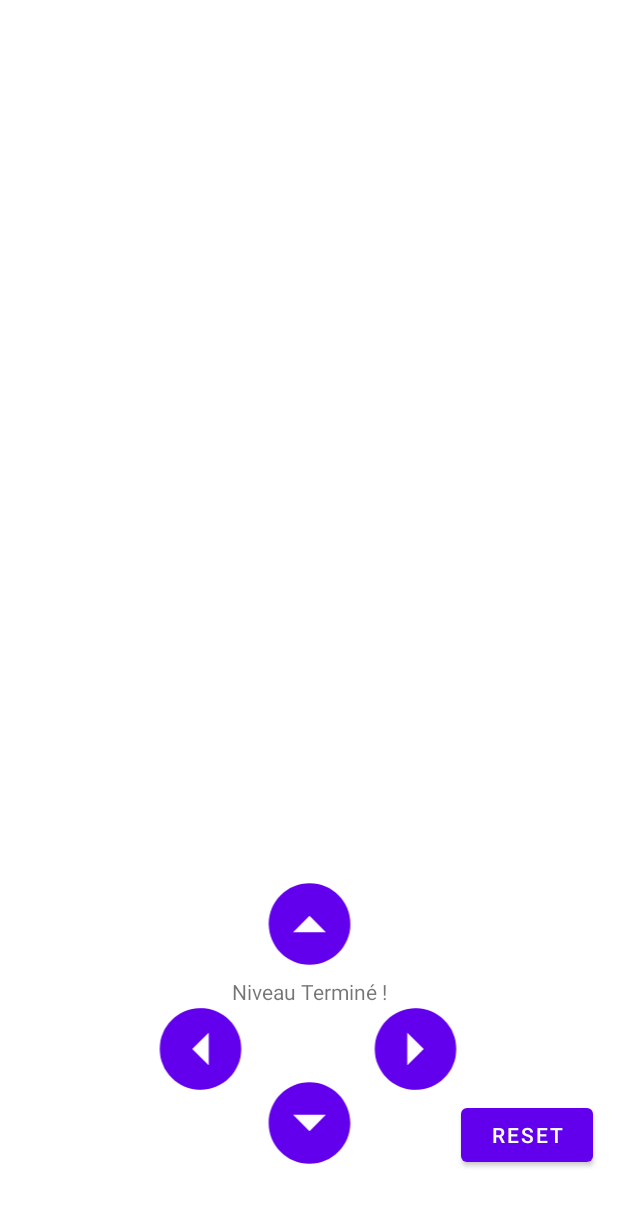
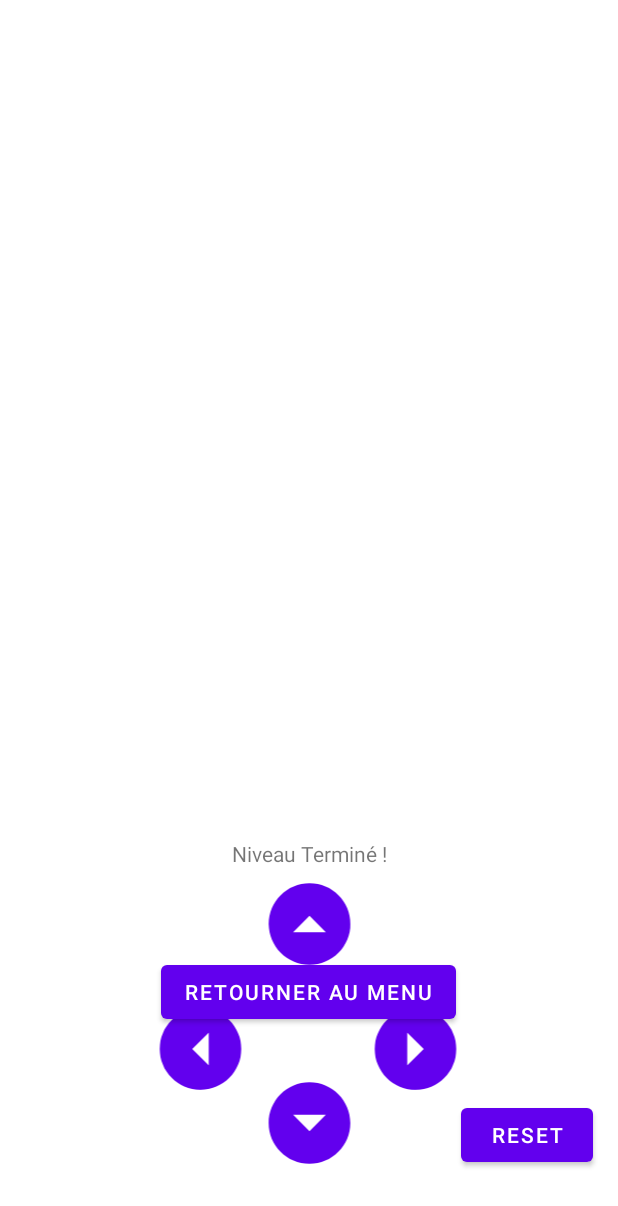
Before and after one commit to Aelhya/sokoban_dawin_a_2022, an Android app: the layout activity_default.xml on its own in the app's theme, with its tools: preview values and no code run, on a phone screen of 412 x 824 dp. Shown: the top 1206 px of the screen. Run offline under Robolectric (Android 15) with nearby library versions, the phone set to English and light mode, and no system bars.

Commit message:
Ajout retour au menu si gagné

```diff
--- a/projet/app/src/main/res/layout/activity_default.xml
+++ b/projet/app/src/main/res/layout/activity_default.xml
@@ -90,6 +90,18 @@
         app:layout_constraintTop_toBottomOf="@+id/gridView"
         app:layout_constraintVertical_bias="0.843" />
 
+    <Button
+        android:id="@+id/goHome"
+        android:layout_width="wrap_content"
+        android:layout_height="wrap_content"
+        android:text="@string/goHome"
+        app:layout_constraintBottom_toBottomOf="parent"
+        app:layout_constraintEnd_toEndOf="parent"
+        app:layout_constraintHorizontal_bias="0.498"
+        app:layout_constraintStart_toStartOf="parent"
+        app:layout_constraintTop_toBottomOf="@+id/gridView"
+        app:layout_constraintVertical_bias="0.502" />
+
     <TextView
         android:id="@+id/textFinished"
         android:layout_width="wrap_content"
@@ -98,6 +110,7 @@
         app:layout_constraintBottom_toBottomOf="parent"
         app:layout_constraintEnd_toEndOf="parent"
         app:layout_constraintStart_toStartOf="parent"
-        app:layout_constraintTop_toBottomOf="@+id/gridView" />
+        app:layout_constraintTop_toBottomOf="@+id/gridView"
+        app:layout_constraintVertical_bias="0.2" />
 
 </androidx.constraintlayout.widget.ConstraintLayout>
--- a/projet/app/src/main/res/values/strings.xml
+++ b/projet/app/src/main/res/values/strings.xml
@@ -8,4 +8,5 @@
     <string name="app_developpeur_group">LP DAWIN A</string>
     <string name="back">Retour</string>
     <string name="reset">Reset</string>
+    <string name="goHome">Retourner au menu</string>
 </resources>
```
Also changed, not shown: projet/app/src/main/java/com/example/sokoban/GameDefault.java (+17 -31 lines).
